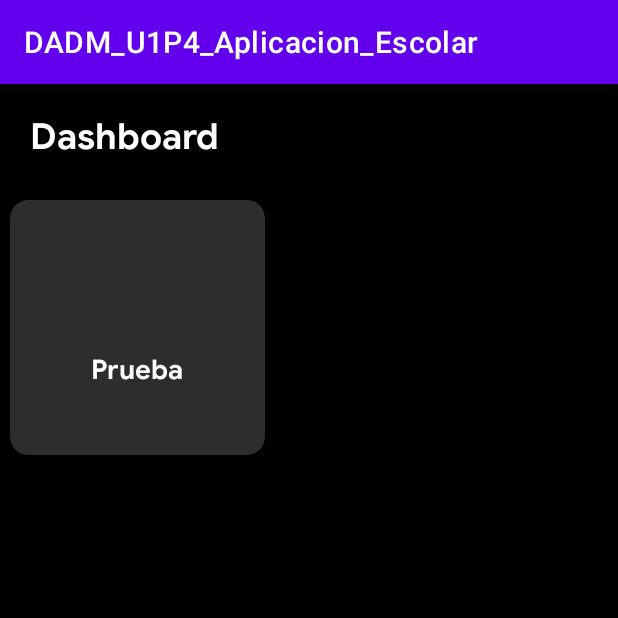
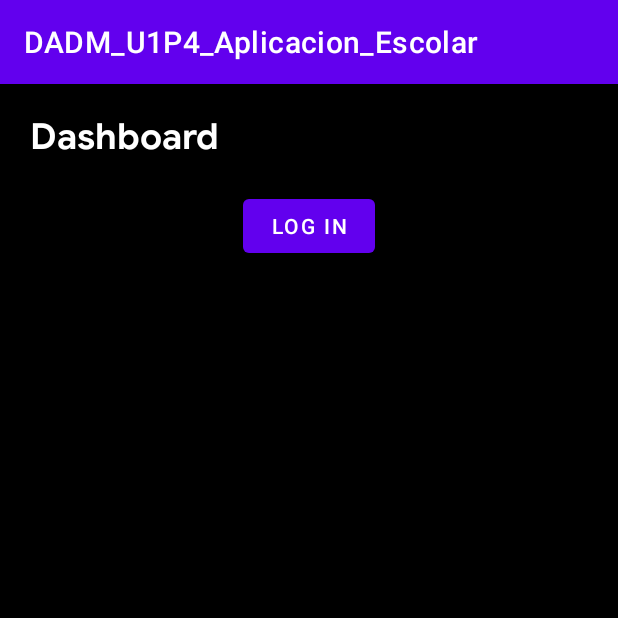
Before and after one commit to panchis7u7/Android_Development_Kotlin, an Android app: the screen it shows after launch (MainActivity), on a phone screen of 412 x 824 dp, the top half of it. Run offline under Robolectric (Android 15) with nearby library versions, the phone set to English and light mode, and no system bars.

```diff
--- a/DADM_U1P4_Aplicacion_Escolar/app/src/main/java/com/example/dadm_u1p4_aplicacion_escolar/MainActivity.kt
+++ b/DADM_U1P4_Aplicacion_Escolar/app/src/main/java/com/example/dadm_u1p4_aplicacion_escolar/MainActivity.kt
@@ -1,5 +1,6 @@
 package com.example.dadm_u1p4_aplicacion_escolar
 
+import android.content.Intent
 import androidx.appcompat.app.AppCompatActivity
 import android.os.Bundle
 import com.example.dadm_u1p4_aplicacion_escolar.databinding.ActivityMainBinding
@@ -13,5 +14,10 @@ class MainActivity : AppCompatActivity() {
         //setContentView(R.layout.activity_main)
         binding = ActivityMainBinding.inflate(layoutInflater)
         setContentView(binding.root)
+
+        binding.btnLogin.setOnClickListener {
+            val intent = Intent(this, Dashboard::class.java)
+            startActivity(intent)
+        }
     }
 }
--- a/DADM_U1P4_Aplicacion_Escolar/app/src/main/res/layout/activity_main.xml
+++ b/DADM_U1P4_Aplicacion_Escolar/app/src/main/res/layout/activity_main.xml
@@ -22,48 +22,12 @@
             android:textColor="@color/white"
             android:layout_margin="20dp"/>
 
-        <GridLayout
-            android:layout_width="match_parent"
-            android:layout_height="match_parent"
-            android:rowCount="2"
-            android:columnCount="2"
-            android:layout_margin="5dp"
-            android:alignmentMode="alignMargins"
-            android:layout_gravity="center_horizontal"
-            android:columnOrderPreserved="false">
-
-            <androidx.cardview.widget.CardView
-                android:layout_width="170dp"
-                android:layout_height="170dp"
-                app:cardCornerRadius="12dp"
-                app:cardElevation="5dp"
-                app:cardBackgroundColor="@color/gray"
-                android:layout_margin="1dp">
-
-                <LinearLayout
-                    android:layout_width="match_parent"
-                    android:layout_height="match_parent"
-                    android:orientation="vertical"
-                    android:gravity="center">
-
-                    <ImageView
-                        android:layout_width="24dp"
-                        android:layout_height="24dp"
-                        android:layout_marginTop="12dp"/>
-                    <TextView
-                        android:layout_width="wrap_content"
-                        android:layout_height="wrap_content"
-                        android:text="Prueba"
-                        android:fontFamily="@font/googlesans_bold"
-                        android:textSize="18sp"
-                        android:textColor="@color/white"
-                        android:layout_marginTop="20dp"/>
-
-                </LinearLayout>
-
-            </androidx.cardview.widget.CardView>
-
-        </GridLayout>
+        <Button
+            android:id="@+id/btnLogin"
+            android:layout_width="wrap_content"
+            android:layout_height="wrap_content"
+            android:layout_gravity="center"
+            android:text="Log In"/>
 
     </LinearLayout>
 
```
Also changed, not shown: DADM_U1P4_Aplicacion_Escolar/app/src/main/java/com/example/dadm_u1p4_aplicacion_escolar/Dashboard.kt (+6 -2 lines), DADM_U1P4_Aplicacion_Escolar/app/src/main/res/layout/activity_dashboard.xml (+32 -7 lines).
